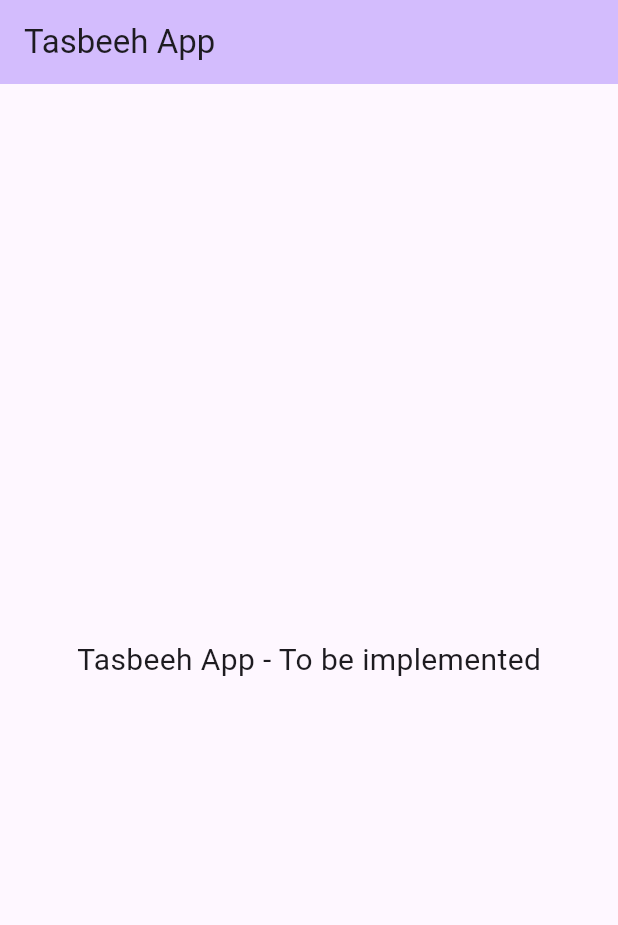
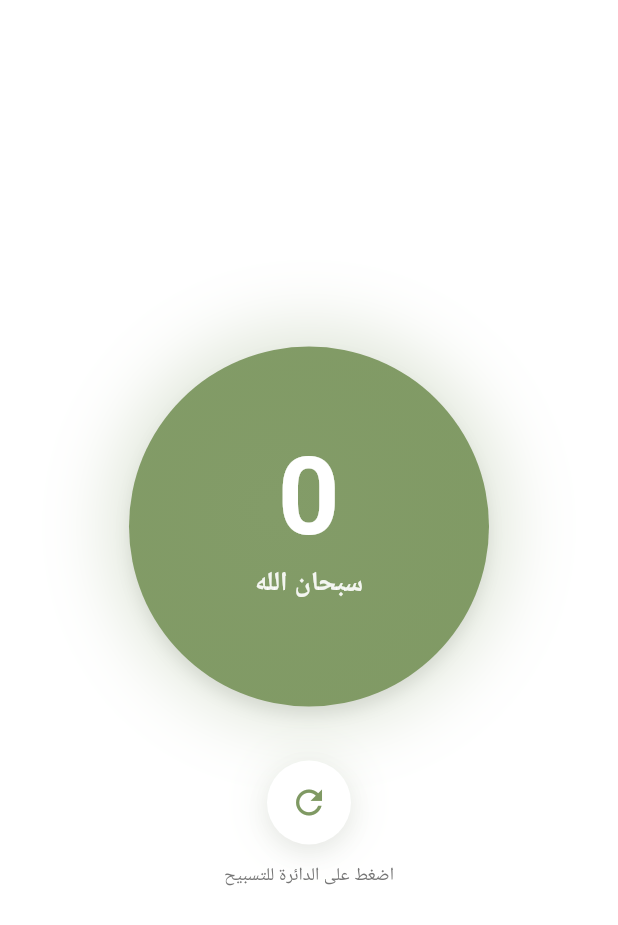
Before and after one commit to salemkode/empty-flutter-app, a Flutter app: the screen it shows after launch, on a phone screen of 412 x 824 dp. Shown: the top 925 px of the screen. Run offline on Flutter 3.47's test engine with Material 3 defaults, Android fonts, the phone set to English and light mode, and no system bars.

Commit message:
Lecture 5: Implement Tasbeeh App with animations and RTL support

```diff
--- a/lib/main.dart
+++ b/lib/main.dart
@@ -1,47 +1,213 @@
 import 'package:flutter/material.dart';
 
 void main() {
-  runApp(const MyApp());
+  runApp(const TasbeehApp());
 }
 
-class MyApp extends StatelessWidget {
-  const MyApp({super.key});
+class TasbeehApp extends StatelessWidget {
+  const TasbeehApp({super.key});
 
   @override
   Widget build(BuildContext context) {
+    // Force RTL for Arabic layout
     return MaterialApp(
-      title: 'Lecture 5 - Widgets & UI Basics',
-      theme: ThemeData(
-        colorScheme: ColorScheme.fromSeed(seedColor: Colors.deepPurple),
-        useMaterial3: true,
+      debugShowCheckedModeBanner: false,
+      title: 'مسبحة',
+      home: const Directionality(
+        textDirection: TextDirection.rtl,
+        child: TasbeehHome(),
       ),
-      home: const TasbeehApp(),
     );
   }
 }
 
-class TasbeehApp extends StatefulWidget {
-  const TasbeehApp({super.key});
+class TasbeehHome extends StatefulWidget {
+  const TasbeehHome({super.key});
 
   @override
-  State<TasbeehApp> createState() => _TasbeehAppState();
+  State<TasbeehHome> createState() => _TasbeehHomeState();
 }
 
-class _TasbeehAppState extends State<TasbeehApp> {
-  // TODO: Implement Tasbeeh App
-  // This will be filled manually
+class _TasbeehHomeState extends State<TasbeehHome>
+    with SingleTickerProviderStateMixin {
+  int _count = 0;
+  double _scale = 1.0;
+  late final AnimationController _anim;
+
+  @override
+  void initState() {
+    super.initState();
+    _anim = AnimationController(
+      vsync: this,
+      duration: const Duration(milliseconds: 120),
+      lowerBound: 0.0,
+      upperBound: 0.08,
+    );
+    _anim.addListener(() {
+      setState(() {
+        _scale = 1 - _anim.value;
+      });
+    });
+  }
+
+  @override
+  // remove animation when remove component
+  void dispose() {
+    _anim.dispose();
+    super.dispose();
+  }
+
+  void _increment() {
+    setState(() => _count += 1);
+  }
+
+  void _reset() {
+    setState(() => _count = 0);
+  }
+
+  String getDhikrText() {
+    int part = _count ~/ 33; // يقسم على 33 ويجيب المرحلة (0 أو 1 أو 2)
+
+    switch (part) {
+      case 0:
+        return "سبحان الله";
+      case 1:
+        return "الحمد لله";
+      case 2:
+        return "الله أكبر";
+      default:
+        return "اعاده تعين";
+    }
+  }
 
   @override
   Widget build(BuildContext context) {
+    // Colors tuned to match the sample image
+    final Color mainGreen = const Color(0xFF7F9963); // circle color
+
     return Scaffold(
-      appBar: AppBar(
-        backgroundColor: Theme.of(context).colorScheme.inversePrimary,
-        title: const Text('Tasbeeh App'),
-      ),
-      body: const Center(
-        child: Text(
-          'Tasbeeh App - To be implemented',
-          style: TextStyle(fontSize: 20),
+      backgroundColor: Colors.white,
+      body: SafeArea(
+        child: Stack(
+          children: [
+            // Main content
+            Center(
+              child: Column(
+                mainAxisSize: MainAxisSize.min,
+                children: [
+                  // Spacer to emulate image vertical position
+                  // Big tappable circle with glow and shadow
+                  GestureDetector(
+                    onTapDown: (_) => _anim.forward(),
+                    onTapUp: (_) {
+                      _anim.reverse();
+                      _increment();
+                    },
+                    onTapCancel: () => _anim.reverse(),
+                    child: Transform.scale(
+                      scale: _scale,
+                      child: Container(
+                        width: 240,
+                        height: 240,
+                        decoration: BoxDecoration(
+                          shape: BoxShape.circle,
+                          color: mainGreen,
+                          // inner subtle gradient
+                          gradient: RadialGradient(
+                            colors: [
+                              mainGreen.withOpacity(0.95),
+                              mainGreen,
+                            ],
+                            center: Alignment(-0.2, -0.1),
+                            radius: 0.9,
+                          ),
+                          // glow shadow surrounding the circle
+                          boxShadow: [
+                            BoxShadow(
+                              color: mainGreen.withOpacity(0.25),
+                              blurRadius: 40,
+                              spreadRadius: 12,
+                            ),
+                            BoxShadow(
+                              color: Colors.black.withOpacity(0.08),
+                              blurRadius: 8,
+                              offset: const Offset(0, 6),
+                            ),
+                          ],
+                        ),
+                        child: Column(
+                          mainAxisAlignment: MainAxisAlignment.center,
+                          children: [
+                            // The large number
+                            Text(
+                              '${_count % 33}',
+                              style: const TextStyle(
+                                fontSize: 72,
+                                fontWeight: FontWeight.w700,
+                                color: Colors.white,
+                                height: 0.9,
+                              ),
+                            ),
+                            const SizedBox(height: 12),
+                            // small label under the number
+                            Text(
+                              getDhikrText(),
+                              style: TextStyle(
+                                fontSize: 18,
+                                color: Colors.white.withOpacity(0.9),
+                                fontWeight: FontWeight.w600,
+                              ),
+                            ),
+                          ],
+                        ),
+                      ),
+                    ),
+                  ),
+                  const SizedBox(height: 36),
+                  // Reset button (small circular with icon and soft shadow)
+                  GestureDetector(
+                    onTap: _reset,
+                    child: Container(
+                      width: 56,
+                      height: 56,
+                      decoration: BoxDecoration(
+                        shape: BoxShape.circle,
+                        color: Colors.white,
+                        boxShadow: [
+                          BoxShadow(
+                            color: Colors.black.withOpacity(0.06),
+                            blurRadius: 12,
+                            offset: const Offset(0, 6),
+                          ),
+                          BoxShadow(
+                            color: mainGreen.withOpacity(0.12),
+                            blurRadius: 24,
+                            spreadRadius: 2,
+                          ),
+                        ],
+                      ),
+                      child: Center(
+                        child: Icon(
+                          Icons.refresh,
+                          color: mainGreen,
+                          size: 26,
+                        ),
+                      ),
+                    ),
+                  ),
+                  const SizedBox(height: 12),
+                  // Optional small hint text
+                  Text(
+                    'اضغط على الدائرة للتسبيح',
+                    style: TextStyle(
+                      fontSize: 12,
+                      color: Colors.grey.shade600,
+                    ),
+                  ),
+                ],
+              ),
+            ),
+          ],
         ),
       ),
     );
```
